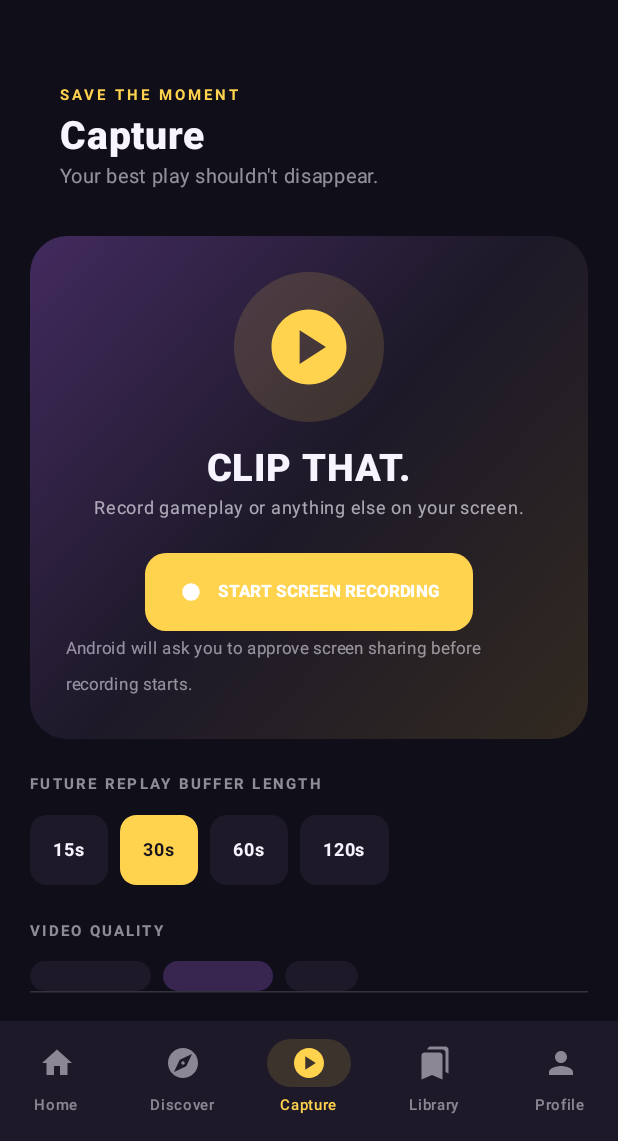
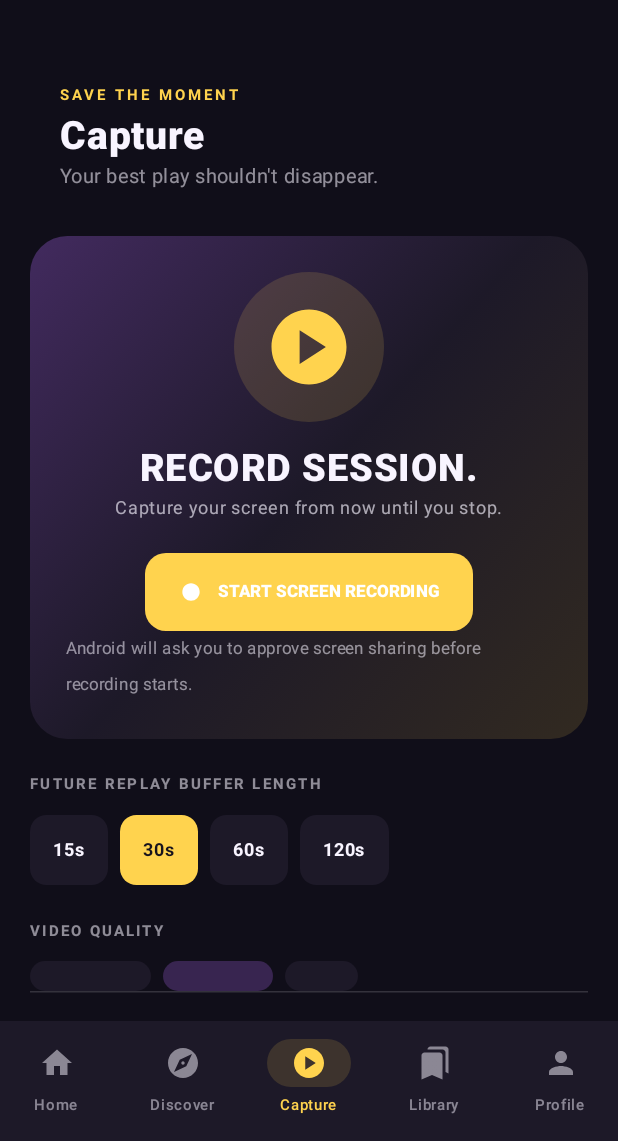
Before and after one commit to domm1402/ProjectReplay, an Android app built with Jetpack Compose: the screen it shows after launch (MainActivity), item 3 of the bottom bar chosen, on a phone screen of 412 x 824 dp, the part 95-1236 px from its top. Run offline under Robolectric (Android 15) with nearby library versions, the phone set to English and light mode, and no system bars.

Commit message:
Clarify that manual capture records from the moment it starts

```diff
--- a/app/src/main/java/com/domm/projectreplay/MainActivity.kt
+++ b/app/src/main/java/com/domm/projectreplay/MainActivity.kt
@@ -258,8 +258,8 @@ private fun Capture(
         Column(Modifier.fillMaxWidth().clip(RoundedCornerShape(25.dp)).background(Brush.linearGradient(listOf(t.secondary.copy(alpha = .3f), t.panel, t.accent.copy(alpha = .14f)))).padding(24.dp), horizontalAlignment = Alignment.CenterHorizontally) {
             Box(Modifier.size(100.dp).clip(CircleShape).background(t.accent.copy(alpha = .14f)), contentAlignment = Alignment.Center) { Icon(Icons.Default.PlayCircle, null, tint = t.accent, modifier = Modifier.size(60.dp)) }
             Spacer(Modifier.height(16.dp))
-            Text("CLIP THAT.", color = t.ink, fontSize = 25.sp, fontWeight = FontWeight.Black, letterSpacing = 1.sp)
-            Text("Record gameplay or anything else on your screen.", color = t.ink.copy(alpha = .65f), fontSize = 12.sp)
+            Text("RECORD SESSION.", color = t.ink, fontSize = 25.sp, fontWeight = FontWeight.Black, letterSpacing = 1.sp)
+            Text("Capture your screen from now until you stop.", color = t.ink.copy(alpha = .65f), fontSize = 12.sp)
             Spacer(Modifier.height(18.dp))
             Surface(onClick = { if (recording) onStopRecording() else onStartRecording() }, color = if (recording) Color(0xFFB93F4B) else t.accent, shape = RoundedCornerShape(14.dp)) {
                 Row(Modifier.padding(horizontal = 22.dp, vertical = 14.dp), verticalAlignment = Alignment.CenterVertically) {
```
